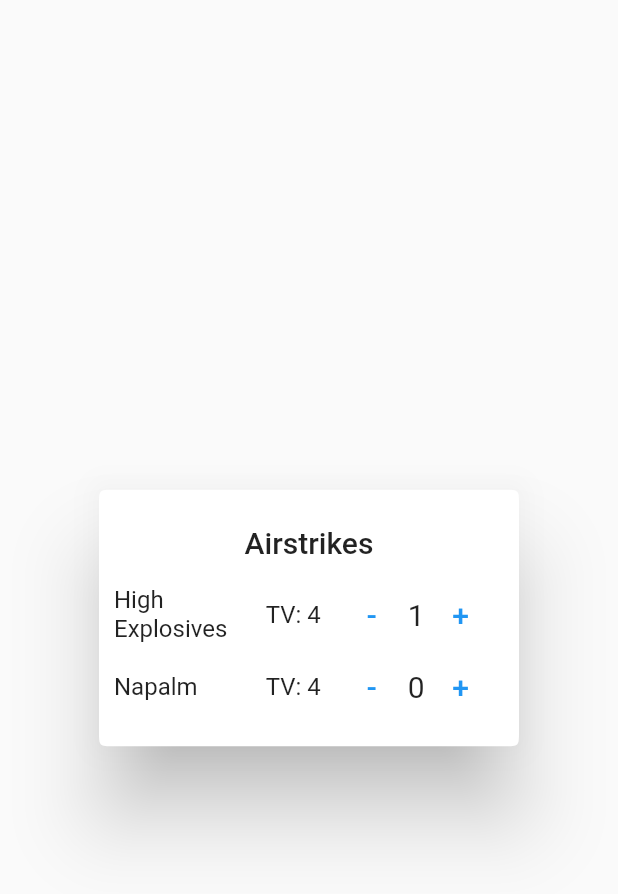
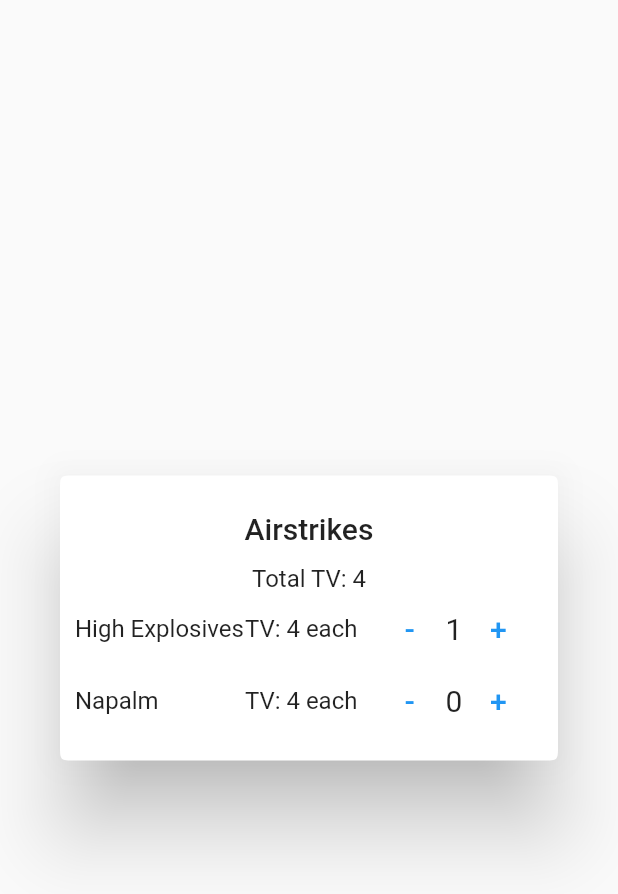
Before and after one commit to Ariemeth/gearforce-flutter, a Flutter app: the AirStrikeSelectorDialog widget shown alone on an empty page, opened directly with empty values, after a tap on an icon or button, on a phone screen of 412 x 824 dp. Shown: the top 894 px of the screen. Run offline on Flutter 3.47's test engine with Material 2 defaults, Android fonts, the phone set to English and light mode, and no system bars; our stand-ins replace pdf, printing; missing offline and left inert: file_picker_cross.

Commit message:
added total tv to airstrike dialog

```diff
--- a/lib/models/roster/roster.dart
+++ b/lib/models/roster/roster.dart
@@ -7,7 +7,6 @@ import 'package:gearforce/models/unit/unit.dart';
 
 const _currentRosterVersion = 1;
 const _currentRulesVersion = '3.1';
-const _maxAirstrikes = 4;
 
 class UnitRoster extends ChangeNotifier {
   String? player;
@@ -214,4 +213,14 @@ class UnitRoster extends ChangeNotifier {
       notifyListeners();
     }
   }
+
+  int get airStrikeTV {
+    int result = 0;
+
+    airStrikes.forEach((airstrike, count) {
+      result += (airstrike.tv * count);
+    });
+
+    return result;
+  }
 }
--- a/lib/screens/roster/air_strike.dart
+++ b/lib/screens/roster/air_strike.dart
@@ -34,13 +34,12 @@ class _AirStrikeSelectorDialogState extends State<AirStrikeSelectorDialog> {
       shape: ContinuousRectangleBorder(
           borderRadius: BorderRadius.all(Radius.circular(10.0))),
       children: [
+        Center(child: Text('Total TV: ${widget.roster.airStrikeTV}')),
         Padding(
           padding: const EdgeInsets.only(left: 10.0, right: 10.0),
           child: Table(
-            columnWidths: const <int, TableColumnWidth>{
-              1: IntrinsicColumnWidth(),
-              2: IntrinsicColumnWidth(),
-            },
+            columnWidths: const <int, TableColumnWidth>{},
+            defaultColumnWidth: const IntrinsicColumnWidth(),
             defaultVerticalAlignment: TableCellVerticalAlignment.middle,
             children: airstrikes
                 .map((uc) => _buildTableRow(uc, widget.roster,
@@ -67,7 +66,7 @@ class _AirStrikeSelectorDialogState extends State<AirStrikeSelectorDialog> {
         '${unit.name}',
         style: const TextStyle(fontSize: 16),
       ),
-      Text('TV: ${unit.tv}'),
+      Text('TV: ${unit.tv} each'),
       Padding(
         padding: const EdgeInsets.only(
           left: 10.0,
```
